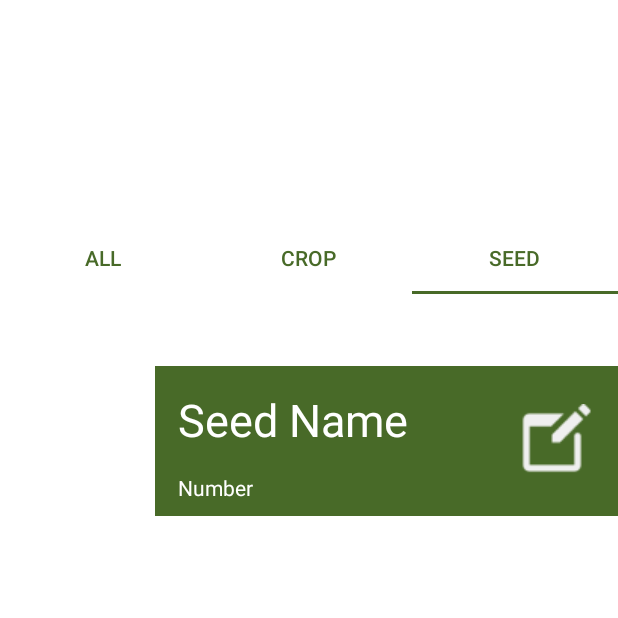
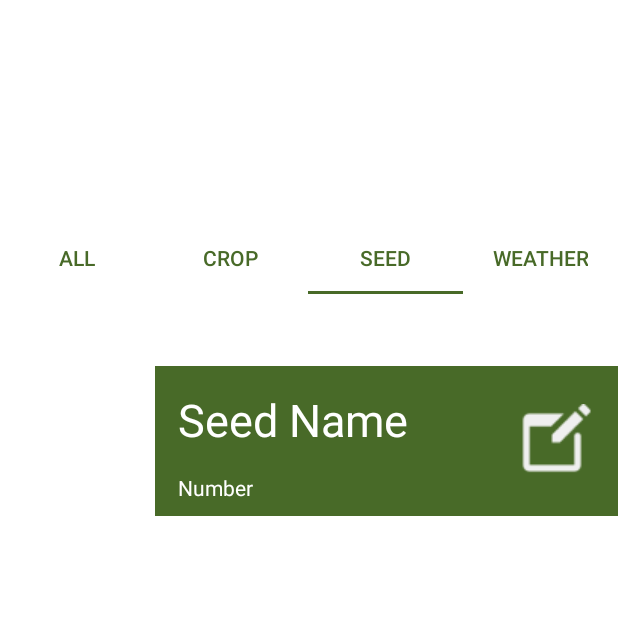
Before and after one commit to Jrenzofnoone/FamnIn, an Android app: the screen it shows after launch once a user with an empty profile is signed in (DashBoard), tab 3 chosen, on a phone screen of 412 x 824 dp, the top half of it. Run offline under Robolectric (Android 15) with nearby library versions, the phone set to English and light mode, and no system bars; our stand-ins replace Firebase (no records; nobody signed in at launch, a user with empty details on screens opened directly); pictures from the network do not load.

Commit message:
Weather shoosh

```diff
--- a/app/build.gradle.kts
+++ b/app/build.gradle.kts
@@ -52,4 +52,9 @@ dependencies {
     implementation("androidx.core:core:1.13.0")
     implementation("org.apache.poi:poi:5.2.5")
     implementation("org.apache.poi:poi-ooxml:5.2.5")
+    implementation("com.squareup.retrofit2:retrofit:2.9.0")
+    implementation("com.squareup.retrofit2:converter-gson:2.9.0")
+    implementation("com.google.code.gson:gson:2.8.8")
+    implementation("com.google.android.gms:play-services-location:21.2.0")
+
 }
--- a/app/src/main/java/com/example/farmin/DashBoard.java
+++ b/app/src/main/java/com/example/farmin/DashBoard.java
@@ -1,9 +1,13 @@
 package com.example.farmin;
 
+import android.Manifest;
+import android.content.pm.PackageManager;
 import android.os.Bundle;
 
 import androidx.activity.EdgeToEdge;
 import androidx.appcompat.app.AppCompatActivity;
+import androidx.core.app.ActivityCompat;
+import androidx.core.content.ContextCompat;
 import androidx.core.graphics.Insets;
 import androidx.core.view.ViewCompat;
 import androidx.core.view.WindowInsetsCompat;
@@ -15,6 +19,7 @@ import com.google.android.material.tabs.TabLayout;
 public class DashBoard extends AppCompatActivity {
     private TabLayout tabLayout;
     private ViewPager viewPager;
+    private static final int locationCode = 1001;
     @Override
     protected void onCreate(Bundle savedInstanceState) {
         super.onCreate(savedInstanceState);
@@ -32,6 +37,12 @@ public class DashBoard extends AppCompatActivity {
         vpAdapter.addFragment(new FragmentDbAll(), "All");
         vpAdapter.addFragment(new FragmentDbCrop(), "Crop");
         vpAdapter.addFragment(new FragmentDbSeed(), "Seed");
+        vpAdapter.addFragment(new FragmentWeather(), "Weather");
         viewPager.setAdapter(vpAdapter);
+        if (ContextCompat.checkSelfPermission(this, android.Manifest.permission.ACCESS_FINE_LOCATION) != PackageManager.PERMISSION_GRANTED) {
+            ActivityCompat.requestPermissions(this, new String[]{Manifest.permission.ACCESS_FINE_LOCATION}, locationCode);
+        } else {
+
+        }
     }
 }
--- /dev/null
+++ b/app/src/main/java/com/example/farmin/FragmentWeather.java
@@ -0,0 +1,156 @@
+package com.example.farmin;
+
+import android.Manifest;
+import android.annotation.SuppressLint;
+import android.content.pm.PackageManager;
+import android.location.Location;
+import android.os.Bundle;
+
+import androidx.annotation.NonNull;
+import androidx.core.app.ActivityCompat;
+import androidx.core.content.ContextCompat;
+import androidx.fragment.app.Fragment;
+
+import android.util.Log;
+import android.view.LayoutInflater;
+import android.view.View;
+import android.view.ViewGroup;
+import android.widget.ImageView;
+import android.widget.TextView;
+import android.widget.Toast;
+
+import com.google.android.gms.location.FusedLocationProviderClient;
+import com.google.android.gms.location.LocationServices;
+import com.google.android.gms.tasks.OnSuccessListener;
+
+import java.util.Calendar;
+import java.util.List;
+
+import retrofit2.Call;
+import retrofit2.Callback;
+import retrofit2.Response;
+import retrofit2.Retrofit;
+import retrofit2.converter.gson.GsonConverterFactory;
+
+public class FragmentWeather extends Fragment {
+    private WeatherApiService service;
+    private static final int locationCode = 1001;
+
+    private static final String baseUrl = "https://api.openweathermap.org/data/2.5/";
+    private TextView tvTemp, tvDescrip, tvCloudiness, tvPressure, tvHumidity, tvSpeed, tvDeg;
+
+    @SuppressLint("MissingInflatedId")
+    @Override
+    public View onCreateView(LayoutInflater inflater, ViewGroup container,
+                             Bundle savedInstanceState) {
+        View rootView = inflater.inflate(R.layout.fragment_weather, container, false);
+        tvTemp = rootView.findViewById(R.id.tvTemp);
+        tvDescrip = rootView.findViewById(R.id.tvDescrip);
+        tvCloudiness = rootView.findViewById(R.id.tvCloudiness);
+        tvPressure = rootView.findViewById(R.id.tvPressure);
+        tvHumidity = rootView.findViewById(R.id.tvHumidity);
+        tvSpeed = rootView.findViewById(R.id.tvSpeed);
+        tvDeg = rootView.findViewById(R.id.tvDeg);
+        getLocation();
+
+        return rootView;
+    }
+
+    @Override
+    public void onRequestPermissionsResult(int requestCode, @NonNull String[] permissions, @NonNull int[] grantResults) {
+        super.onRequestPermissionsResult(requestCode, permissions, grantResults);
+        if (requestCode == locationCode) {
+            if (grantResults.length > 0 && grantResults[0] == PackageManager.PERMISSION_GRANTED) {
+                getLocation();
+            } else {
+
+            }
+        }
+    }
+
+    private void getLocation() {
+        FusedLocationProviderClient fusedLocationProviderClient = LocationServices.getFusedLocationProviderClient(getActivity());
+
+        if (ActivityCompat.checkSelfPermission(getActivity(), Manifest.permission.ACCESS_FINE_LOCATION) != PackageManager.PERMISSION_GRANTED && ActivityCompat.checkSelfPermission(getActivity(), Manifest.permission.ACCESS_COARSE_LOCATION) != PackageManager.PERMISSION_GRANTED) {
+            // TODO: Consider calling
+            //    ActivityCompat#requestPermissions
+            // here to request the missing permissions, and then overriding
+            //   public void onRequestPermissionsResult(int requestCode, String[] permissions,
+            //                                          int[] grantResults)
+            // to handle the case where the user grants the permission. See the documentation
+            // for ActivityCompat#requestPermissions for more details.
+            return;
+        }
+        fusedLocationProviderClient.getLastLocation().addOnSuccessListener(getActivity(), new OnSuccessListener<Location>() {
+            @Override
+            public void onSuccess(Location location) {
+                if (location != null) {
+                    double latitude = location.getLatitude();
+                    double longtitude = location.getLongitude();
+                    fetchWeather(latitude, longtitude);
+                }
+            }
+        });
+    }
+
+    private void fetchWeather(double latitude, double longtitude) {
+        String apiKey = "2b1aacd3dcba886abc358d3dabf51aec";
+        Retrofit retrofit = new Retrofit.Builder().baseUrl(baseUrl).addConverterFactory(GsonConverterFactory.create()).build();
+        service = retrofit.create(WeatherApiService.class);
+//        service.getWeatherData(latitude, longtitude, apiKey).enqueue(new Callback<WeatherResponse>() {
+//            @Override
+//            public void onResponse(Call<WeatherResponse> call, Response<WeatherResponse> response) {
+//                if(response.isSuccessful() && response.body() != null) {
+//                    WeatherResponse weatherResponse = response.body();
+//                    displayWeather(weatherResponse);
+//                }else {
+//                    Log.d("not", "bruh"+response.code() + " " + response.message() +" " + response.body());
+//                }
+//            }
+//
+//            @Override
+//            public void onFailure(Call<WeatherResponse> call, Throwable t) {
+//
+//            }
+//        });
+        Call<WeatherResponse> call = service.getWeather(latitude, longtitude, apiKey);
+        call.enqueue(new Callback<WeatherResponse>() {
+            @Override
+            public void onResponse(Call<WeatherResponse> call, Response<WeatherResponse> response) {
+                if(response.isSuccessful() && response.body() != null) {
+                    WeatherResponse weatherResponse = response.body();
+                    displayWeather(weatherResponse);
+                }else {
+                    Log.d("not", "bruh"+response.code() + " " + response.message() +" " + response.body());
+                }
+            }
+
+            @Override
+            public void onFailure(Call<WeatherResponse> call, Throwable t) {
+
+            }
+        });
+    }
+
+    private void displayWeather(WeatherResponse weatherResponse) {
+        WeatherResponse.Main main = weatherResponse.getMain();
+        WeatherResponse.Clouds clouds = weatherResponse.getClouds();
+        WeatherResponse.Wind wind = weatherResponse.getWind();
+        List<WeatherResponse.Weather> weatherList = weatherResponse.getWeather();
+        if(main!= null &&weatherList != null && !weatherList.isEmpty() &&clouds != null && wind!= null) {
+            WeatherResponse.Weather weather = weatherList.get(0);
+            tvDescrip.setText(weather.getDescription());
+            String iconCode = String.valueOf(weather.getIcon());
+            Log.d("code", iconCode);
+            double formatFix = main.getTemp() - 273.15;
+            String fixed = String.format("%.2f", formatFix);
+            tvTemp.setText(fixed+"°C");
+            tvHumidity.setText("Humidity: "+String.valueOf(main.getHumidity()));
+            tvPressure.setText("Pressure"+String.valueOf(main.getPressure()));
+            tvSpeed.setText("Wind Speed"+String.valueOf(wind.getSpeed()));
+            tvDeg.setText("Wind Direction"+String.valueOf(wind.getDeg()));
+            tvCloudiness.setText("Cloudiness"+String.valueOf(clouds.getAll()));
+        }
+
+    }
+}
--- a/app/src/main/res/layout/activity_dash_board.xml
+++ b/app/src/main/res/layout/activity_dash_board.xml
@@ -37,6 +37,10 @@
             android:layout_width="wrap_content"
             android:layout_height="wrap_content"
             android:text="Seed" />
+        <com.google.android.material.tabs.TabItem
+            android:layout_width="wrap_content"
+            android:layout_height="wrap_content"
+            android:text="Weather" />
     </com.google.android.material.tabs.TabLayout>
     <androidx.viewpager.widget.ViewPager
         android:id="@+id/viewPager"
```
Also changed, not shown: app/src/main/AndroidManifest.xml (+13 -4 lines), app/src/main/res/layout/fragment_weather.xml (added, +93 -0 lines).
